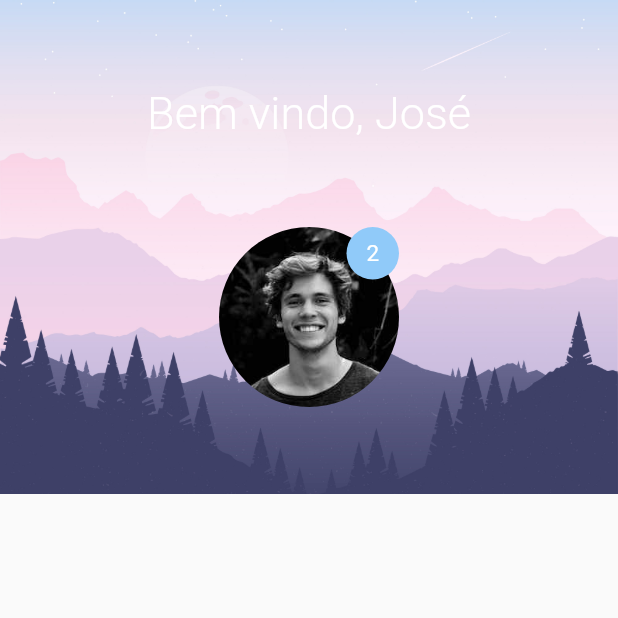
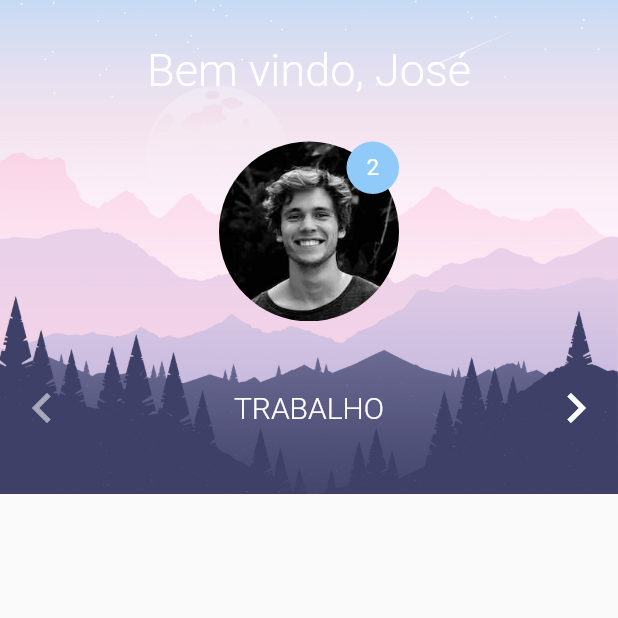
Before and after one commit to josechagas/LearningFlutter, a Flutter app: the screen it shows after launch, on a phone screen of 412 x 824 dp, the top half of it. Run offline on Flutter 3.47's test engine with Material 2 defaults, Android fonts, the phone set to English and light mode, and no system bars; our stand-ins replace carousel_pro, cloud_firestore, firebase_auth, firebase_storage, flare_flutter, google_sign_in and 6 more; missing offline and left inert: bloc_pattern, flutter_youtube, pedantic; accounts and stored records are empty; generated files the repository leaves out were written again.

Commit message:
category_view

```diff
--- /dev/null
+++ b/flutter_animations/lib/ui/widgets/category_view.dart
@@ -0,0 +1,63 @@
+
+import 'package:flutter/material.dart';
+
+class CategoryView extends StatefulWidget {
+  @override
+  _CategoryViewState createState() => _CategoryViewState();
+}
+
+class _CategoryViewState extends State<CategoryView> {
+
+  final List<String> _categories = [
+    'Trabalho',
+    'Estudos',
+    'Casa',
+  ];
+
+  int categoryIndex = 0;
+
+  @override
+  Widget build(BuildContext context) {
+    return Row(
+      mainAxisAlignment: MainAxisAlignment.spaceBetween,
+      crossAxisAlignment: CrossAxisAlignment.center,
+      children: <Widget>[
+        IconButton(
+          iconSize: 40,
+          icon: Icon(
+            Icons.chevron_left,
+          ),
+          color: Colors.white,
+          disabledColor: Colors.white54,
+          onPressed: categoryIndex == 0 ? null : ()=>_updateCategory(-1),
+        ),
+        Text(
+          _categories[categoryIndex].toUpperCase(),
+          style: TextStyle(
+            color: Colors.white,
+            fontSize: 20,
+            fontWeight: FontWeight.w300,
+          ),
+          textAlign: TextAlign.center,
+        ),
+        IconButton(
+          iconSize: 40,
+          icon: Icon(
+            Icons.chevron_right,
+          ),
+          color: Colors.white,
+          disabledColor: Colors.white54,
+          onPressed: categoryIndex == _categories.length -1 ? null : ()=>_updateCategory(1),
+        ),
+      ],
+    );
+  }
+
+
+  void _updateCategory(int byCount) {
+    final newIndex = categoryIndex + byCount;
+    setState(() {
+      categoryIndex = newIndex;
+    });
+  }
+}
--- a/flutter_animations/lib/ui/widgets/home_top.dart
+++ b/flutter_animations/lib/ui/widgets/home_top.dart
@@ -1,5 +1,6 @@
 import 'package:flutter/cupertino.dart';
 import 'package:flutter/material.dart';
+import 'package:flutter_animations/ui/widgets/category_view.dart';
 
 class HomeTop extends StatelessWidget {
 
@@ -60,7 +61,8 @@ class HomeTop extends StatelessWidget {
                   ),
                 ),
               ),
-            )
+            ),
+            CategoryView()
           ],
         ),
       ),
```
